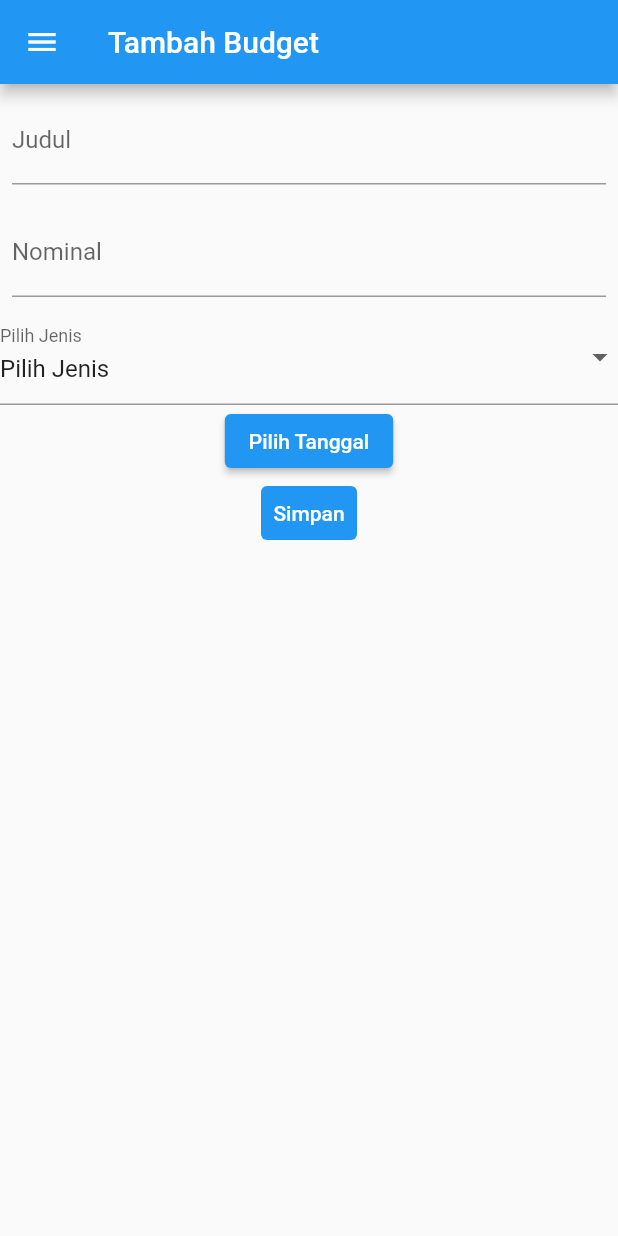
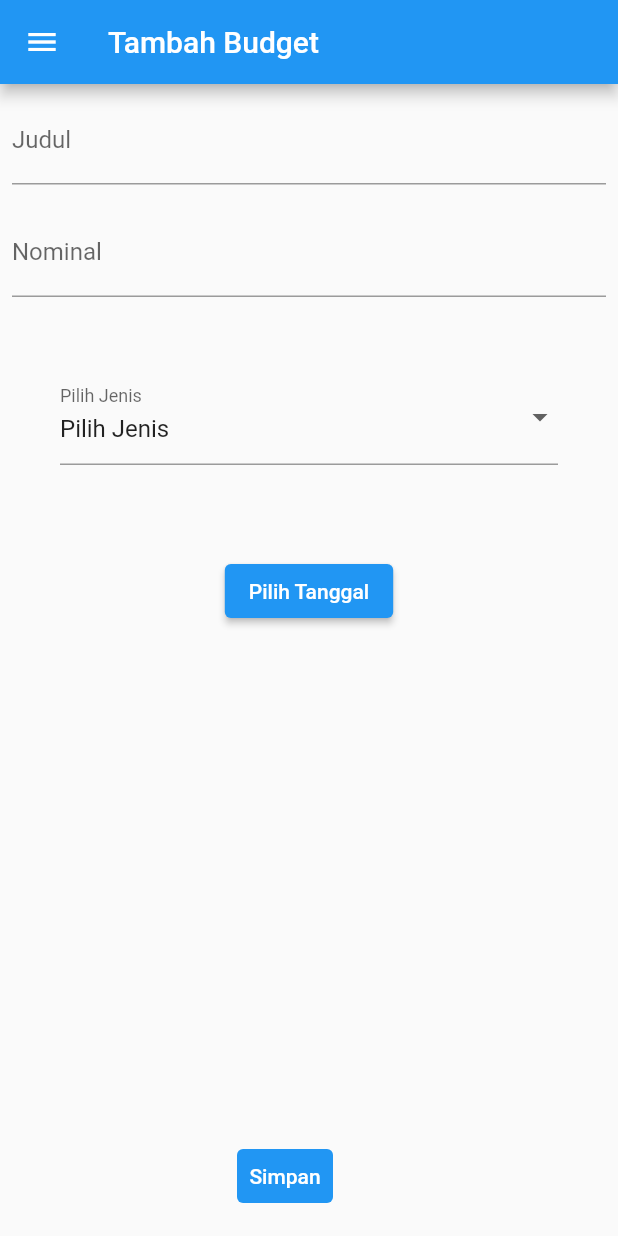
Before and after one commit to risalstrr/pbp-flutter-lab, a Flutter app: the screen it shows after launch, in the side drawer, after a tap on "Tambah Budget", on a phone screen of 412 x 824 dp. Run offline on Flutter 3.47's test engine with Material 2 defaults, Android fonts, the phone set to English and light mode, and no system bars.

Commit message:
Assignment 8 & bonus done

```diff
--- a/lib/data.dart
+++ b/lib/data.dart
@@ -52,8 +52,9 @@ class _budgetState extends State<budget> {
         ),
       ),
       body: Column(
+        mainAxisAlignment: MainAxisAlignment.center,
         children: [
-          widget.budgetItem.length == 0
+          widget.budgetItem == null || widget.budgetItem.isEmpty
               ? Center(
                   child: Column(
                     children: [
--- a/lib/form.dart
+++ b/lib/form.dart
@@ -183,7 +183,9 @@ class _tambahBudgetPageState extends State<tambahBudgetPage> {
                     },
                   ),
                 ),
-                Column(
+                Padding(
+                    padding: const EdgeInsets.all(40.0),
+                    child: Column(
                       mainAxisAlignment: MainAxisAlignment.center,
                       children: [
                         Center(
@@ -204,13 +206,17 @@ class _tambahBudgetPageState extends State<tambahBudgetPage> {
                               });
                             },
                             validator: (String? value) {
-                          return value == null ? 'Tidak Boleh Kosong!' : null;
+                              return value == null
+                                  ? 'Tidak Boleh Kosong!'
+                                  : null;
                             },
                           ),
                         ),
                       ],
-                ),
-                Center(
+                    )),
+                Padding(
+                  padding: const EdgeInsets.all(20.0),
+                  child: Center(
                     child: ElevatedButton(
                       onPressed: () {
                         showDatePicker(
@@ -227,7 +233,15 @@ class _tambahBudgetPageState extends State<tambahBudgetPage> {
                       child: Text("Pilih Tanggal"),
                     ),
                   ),
-                TextButton(
+                ),
+              ],
+            ),
+          ),
+        ),
+      ),
+      floatingActionButton: Container(
+        alignment: Alignment.bottomCenter,
+        child: TextButton(
           child: const Text(
             "Simpan",
             style: TextStyle(color: Colors.white),
@@ -236,10 +250,6 @@ class _tambahBudgetPageState extends State<tambahBudgetPage> {
               backgroundColor: MaterialStateProperty.all(Colors.blue)),
           onPressed: _addBudget,
         ),
-              ],
-            ),
-          ),
-        ),
       ),
     );
   }
```
Also changed, not shown: 1 other file. Lines whose indentation alone changed are shown as unchanged.
